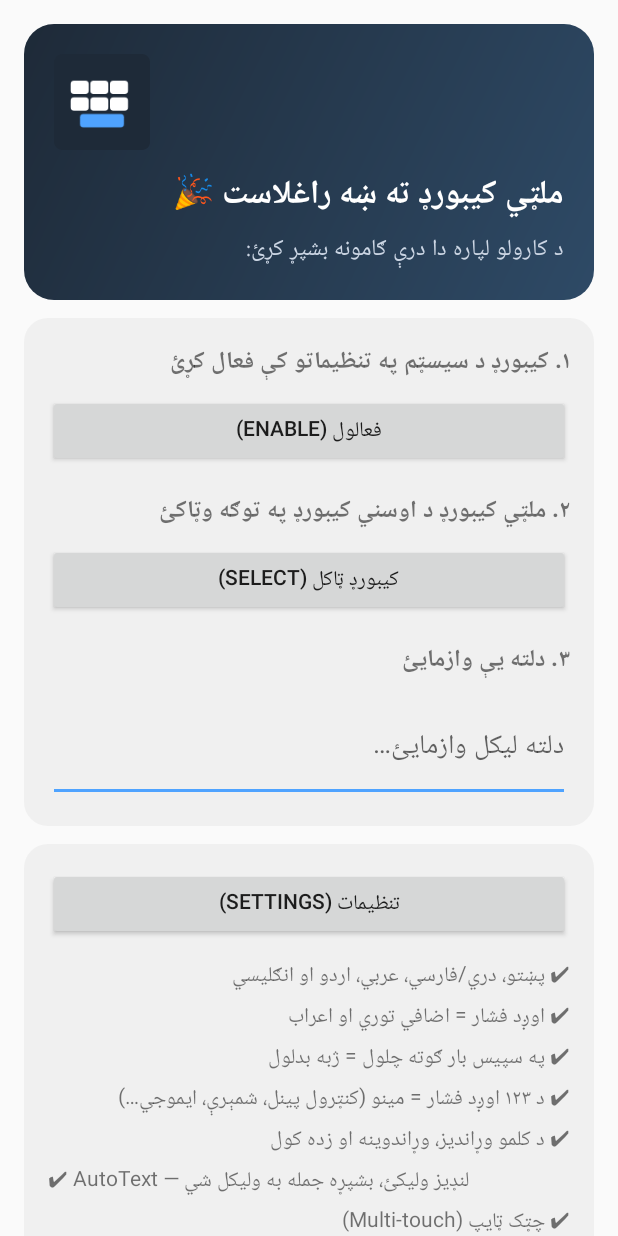
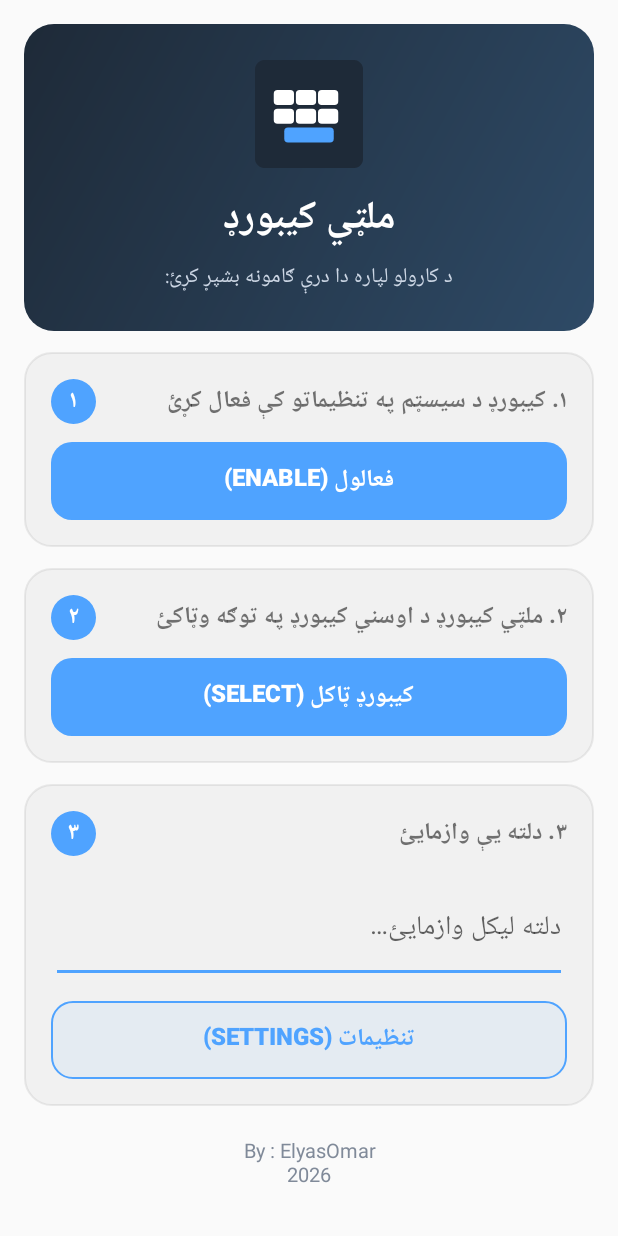
Before and after one commit to ElyasOmarcodes/My-first-App, an Android app: the screen it shows after launch (MainActivity), on a phone screen of 412 x 824 dp. Run offline under Robolectric (Android 15) with nearby library versions, the phone set to English and light mode, and no system bars.

Commit message:
feat: v1.5.0 — key height to 100, compact language list, arrow-row size, user-file defaults, styled home
- Key height seek bar now goes up to 100 (portrait) / 80 (landscape)
- Language menu is smaller and more compact (narrower cells, smaller
  text) so it no longer dominates the keyboard
- New seek bar for the arrow-row key height (50-150%), with per-row
  height support in the keyboard view
- Defaults now match the reference exported settings file: key height
  72, font scale 70, hint scale 96, bottom gap 43, sound on with the
  wood sound at volume 15 (range 5-100), languages ps/fa/ar/en
- Home screen restyled: numbered step chips, rounded filled/outline
  buttons with ripple, bordered cards, and a short 'By : ElyasOmar
  2026' footer instead of the feature list

Co-Authored-By: Claude Fable 5 <noreply@anthropic.com>
Claude-Session: https://claude.ai/code/session_01BPNu6pTSfhYEvxnEU7kfT7

```diff
--- a/app/build.gradle.kts
+++ b/app/build.gradle.kts
@@ -11,8 +11,8 @@ android {
     applicationId = "com.elyas.multiling"
     minSdk = 21
     targetSdk = 36
-    versionCode = 5
-    versionName = "1.4.0"
+    versionCode = 6
+    versionName = "1.5.0"
   }
 
   signingConfigs {
--- /dev/null
+++ b/app/src/main/res/drawable/bg_button.xml
@@ -0,0 +1,10 @@
+<?xml version="1.0" encoding="utf-8"?>
+<ripple xmlns:android="http://schemas.android.com/apk/res/android"
+    android:color="#33FFFFFF">
+    <item>
+        <shape android:shape="rectangle">
+            <solid android:color="#4FA3FF" />
+            <corners android:radius="14dp" />
+        </shape>
+    </item>
+</ripple>
--- /dev/null
+++ b/app/src/main/res/drawable/bg_button_outline.xml
@@ -0,0 +1,11 @@
+<?xml version="1.0" encoding="utf-8"?>
+<ripple xmlns:android="http://schemas.android.com/apk/res/android"
+    android:color="#334FA3FF">
+    <item>
+        <shape android:shape="rectangle">
+            <solid android:color="#144FA3FF" />
+            <stroke android:width="1.5dp" android:color="#4FA3FF" />
+            <corners android:radius="14dp" />
+        </shape>
+    </item>
+</ripple>
--- a/app/src/main/res/drawable/bg_card.xml
+++ b/app/src/main/res/drawable/bg_card.xml
@@ -1,5 +1,6 @@
 <?xml version="1.0" encoding="utf-8"?>
 <shape xmlns:android="http://schemas.android.com/apk/res/android" android:shape="rectangle">
-    <solid android:color="#14808080" />
-    <corners android:radius="16dp" />
+    <solid android:color="#12808080" />
+    <stroke android:width="1dp" android:color="#26808080" />
+    <corners android:radius="18dp" />
 </shape>
--- /dev/null
+++ b/app/src/main/res/drawable/bg_step.xml
@@ -0,0 +1,4 @@
+<?xml version="1.0" encoding="utf-8"?>
+<shape xmlns:android="http://schemas.android.com/apk/res/android" android:shape="oval">
+    <solid android:color="#4FA3FF" />
+</shape>
--- a/app/src/main/res/layout/activity_main.xml
+++ b/app/src/main/res/layout/activity_main.xml
@@ -10,113 +10,201 @@
         android:orientation="vertical"
         android:padding="16dp">
 
+        <!-- header -->
         <LinearLayout
             android:layout_width="match_parent"
             android:layout_height="wrap_content"
             android:orientation="vertical"
+            android:gravity="center"
             android:background="@drawable/bg_header"
-            android:padding="20dp">
+            android:padding="24dp">
 
             <ImageView
-                android:layout_width="64dp"
-                android:layout_height="64dp"
+                android:layout_width="72dp"
+                android:layout_height="72dp"
                 android:src="@mipmap/ic_launcher"
                 android:contentDescription="@string/app_name" />
 
             <TextView
-                android:layout_width="match_parent"
+                android:layout_width="wrap_content"
                 android:layout_height="wrap_content"
                 android:layout_marginTop="12dp"
-                android:text="@string/setup_title"
+                android:text="@string/app_name"
                 android:textColor="#FFFFFF"
-                android:textSize="22sp"
+                android:textSize="26sp"
                 android:textStyle="bold" />
 
             <TextView
-                android:layout_width="match_parent"
+                android:layout_width="wrap_content"
                 android:layout_height="wrap_content"
                 android:layout_marginTop="4dp"
                 android:text="@string/setup_desc"
                 android:textColor="#CCD6E4"
-                android:textSize="15sp" />
+                android:textSize="14sp" />
         </LinearLayout>
+
+        <!-- step 1 -->
+        <LinearLayout
+            android:layout_width="match_parent"
+            android:layout_height="wrap_content"
+            android:layout_marginTop="14dp"
+            android:orientation="vertical"
+            android:background="@drawable/bg_card"
+            android:padding="18dp">
 
             <LinearLayout
                 android:layout_width="match_parent"
                 android:layout_height="wrap_content"
-            android:layout_marginTop="12dp"
-            android:orientation="vertical"
-            android:background="@drawable/bg_card"
-            android:padding="16dp">
+                android:orientation="horizontal"
+                android:gravity="center_vertical">
 
                 <TextView
-                android:layout_width="match_parent"
+                    android:layout_width="30dp"
+                    android:layout_height="30dp"
+                    android:background="@drawable/bg_step"
+                    android:gravity="center"
+                    android:text="۱"
+                    android:textColor="#FFFFFF"
+                    android:textSize="16sp"
+                    android:textStyle="bold" />
+
+                <TextView
+                    android:layout_width="0dp"
                     android:layout_height="wrap_content"
+                    android:layout_weight="1"
+                    android:layout_marginStart="12dp"
                     android:text="@string/setup_step1"
                     android:textSize="16sp"
                     android:textStyle="bold" />
+            </LinearLayout>
 
             <Button
                 android:id="@+id/btnEnable"
                 android:layout_width="match_parent"
+                android:layout_height="52dp"
+                android:layout_marginTop="12dp"
+                android:background="@drawable/bg_button"
+                android:text="@string/btn_enable"
+                android:textColor="#FFFFFF"
+                android:textSize="16sp"
+                android:textStyle="bold"
+                android:stateListAnimator="@null" />
+        </LinearLayout>
+
+        <!-- step 2 -->
+        <LinearLayout
+            android:layout_width="match_parent"
             android:layout_height="wrap_content"
-                android:layout_marginTop="8dp"
-                android:text="@string/btn_enable" />
+            android:layout_marginTop="14dp"
+            android:orientation="vertical"
+            android:background="@drawable/bg_card"
+            android:padding="18dp">
+
+            <LinearLayout
+                android:layout_width="match_parent"
+                android:layout_height="wrap_content"
+                android:orientation="horizontal"
+                android:gravity="center_vertical">
 
                 <TextView
-                android:layout_width="match_parent"
+                    android:layout_width="30dp"
+                    android:layout_height="30dp"
+                    android:background="@drawable/bg_step"
+                    android:gravity="center"
+                    android:text="۲"
+                    android:textColor="#FFFFFF"
+                    android:textSize="16sp"
+                    android:textStyle="bold" />
+
+                <TextView
+                    android:layout_width="0dp"
                     android:layout_height="wrap_content"
-                android:layout_marginTop="16dp"
+                    android:layout_weight="1"
+                    android:layout_marginStart="12dp"
                     android:text="@string/setup_step2"
                     android:textSize="16sp"
                     android:textStyle="bold" />
+            </LinearLayout>
 
             <Button
                 android:id="@+id/btnPick"
                 android:layout_width="match_parent"
+                android:layout_height="52dp"
+                android:layout_marginTop="12dp"
+                android:background="@drawable/bg_button"
+                android:text="@string/btn_pick"
+                android:textColor="#FFFFFF"
+                android:textSize="16sp"
+                android:textStyle="bold"
+                android:stateListAnimator="@null" />
+        </LinearLayout>
+
+        <!-- step 3 -->
+        <LinearLayout
+            android:layout_width="match_parent"
             android:layout_height="wrap_content"
-                android:layout_marginTop="8dp"
-                android:text="@string/btn_pick" />
+            android:layout_marginTop="14dp"
+            android:orientation="vertical"
+            android:background="@drawable/bg_card"
+            android:padding="18dp">
+
+            <LinearLayout
+                android:layout_width="match_parent"
+                android:layout_height="wrap_content"
+                android:orientation="horizontal"
+                android:gravity="center_vertical">
 
                 <TextView
-                android:layout_width="match_parent"
+                    android:layout_width="30dp"
+                    android:layout_height="30dp"
+                    android:background="@drawable/bg_step"
+                    android:gravity="center"
+                    android:text="۳"
+                    android:textColor="#FFFFFF"
+                    android:textSize="16sp"
+                    android:textStyle="bold" />
+
+                <TextView
+                    android:layout_width="0dp"
                     android:layout_height="wrap_content"
-                android:layout_marginTop="16dp"
+                    android:layout_weight="1"
+                    android:layout_marginStart="12dp"
                     android:text="@string/setup_step3"
                     android:textSize="16sp"
                     android:textStyle="bold" />
+            </LinearLayout>
 
             <EditText
                 android:id="@+id/testField"
                 android:layout_width="match_parent"
                 android:layout_height="wrap_content"
-                android:layout_marginTop="8dp"
+                android:layout_marginTop="12dp"
                 android:hint="@string/test_hint"
                 android:inputType="textMultiLine"
                 android:minLines="2" />
-        </LinearLayout>
-
-        <LinearLayout
-            android:layout_width="match_parent"
-            android:layout_height="wrap_content"
-            android:layout_marginTop="12dp"
-            android:orientation="vertical"
-            android:background="@drawable/bg_card"
-            android:padding="16dp">
 
             <Button
                 android:id="@+id/btnSettings"
                 android:layout_width="match_parent"
-                android:layout_height="wrap_content"
-                android:text="@string/btn_settings" />
+                android:layout_height="52dp"
+                android:layout_marginTop="12dp"
+                android:background="@drawable/bg_button_outline"
+                android:text="@string/btn_settings"
+                android:textColor="#4FA3FF"
+                android:textSize="16sp"
+                android:textStyle="bold"
+                android:stateListAnimator="@null" />
+        </LinearLayout>
 
+        <!-- footer credit -->
         <TextView
             android:layout_width="match_parent"
             android:layout_height="wrap_content"
-                android:layout_marginTop="12dp"
-                android:text="@string/setup_features"
-                android:lineSpacingExtra="4dp"
-                android:textSize="14sp" />
-        </LinearLayout>
+            android:layout_marginTop="20dp"
+            android:layout_marginBottom="8dp"
+            android:gravity="center"
+            android:text="@string/credit"
+            android:textColor="#808A99"
+            android:textSize="13sp" />
     </LinearLayout>
 </ScrollView>
--- a/app/src/main/res/values/strings.xml
+++ b/app/src/main/res/values/strings.xml
@@ -74,6 +74,7 @@
     <string name="pref_autotext_export">AutoText خوندي کول (Export)</string>
 
     <string name="pref_arrows">د تیرو کیلیو قطار (▲▼◀▶)</string>
+    <string name="pref_arrow_height">د تیرو قطار لوړوالی (٪)</string>
     <string name="pref_arrows_sum">د کیبورډ لاندې د کرسر د خوځولو کیلۍ</string>
 
     <string name="pref_vibrate">لړزول (Vibration)</string>
@@ -89,6 +90,7 @@
     <string name="pref_clear_learned_sum">ټولې زده شوې کلمې او وړاندوینې ړنګوي</string>
     <string name="clear_learned_q">ډاډه یاست؟ دا کار بېرته نه راګرځي.</string>
 
+    <string name="credit">By : ElyasOmar\n2026</string>
     <string name="clip_prefix">کاپي شوی:</string>
     <string name="word_saved">کلمه لغتنامې ته ثبت شوه ✔</string>
 
--- a/app/src/main/res/xml/prefs_control.xml
+++ b/app/src/main/res/xml/prefs_control.xml
@@ -2,4 +2,8 @@
 <PreferenceScreen xmlns:android="http://schemas.android.com/apk/res/android">
     <SwitchPreferenceCompat android:key="arrows" android:title="@string/pref_arrows"
         android:summary="@string/pref_arrows_sum" android:defaultValue="true" />
+    <SeekBarPreference xmlns:app="http://schemas.android.com/apk/res-auto"
+        android:key="arrow_height" android:title="@string/pref_arrow_height"
+        android:defaultValue="100" android:max="150" app:min="50"
+        app:showSeekBarValue="true" android:dependency="arrows" />
 </PreferenceScreen>
--- a/app/src/main/res/xml/prefs_feedback.xml
+++ b/app/src/main/res/xml/prefs_feedback.xml
@@ -7,12 +7,12 @@
         android:defaultValue="20" android:max="80" app:min="5" app:showSeekBarValue="true"
         android:dependency="vibrate" />
     <SwitchPreferenceCompat android:key="sound" android:title="@string/pref_sound"
-        android:defaultValue="false" />
+        android:defaultValue="true" />
     <ListPreference android:key="sound_type" android:title="@string/pref_sound_type"
         android:entries="@array/sound_type_names" android:entryValues="@array/sound_type_values"
-        android:defaultValue="pop" android:dependency="sound"
+        android:defaultValue="wood" android:dependency="sound"
         app:useSimpleSummaryProvider="true" />
     <SeekBarPreference android:key="sound_vol" android:title="@string/pref_sound_vol"
-        android:defaultValue="60" android:max="100" app:min="10" app:showSeekBarValue="true"
+        android:defaultValue="15" android:max="100" app:min="5" app:showSeekBarValue="true"
         android:dependency="sound" />
 </PreferenceScreen>
--- a/app/src/main/res/xml/prefs_langs.xml
+++ b/app/src/main/res/xml/prefs_langs.xml
@@ -6,7 +6,7 @@
         android:summary="@string/pref_languages_sum"
         android:entries="@array/lang_names"
         android:entryValues="@array/lang_codes"
-        android:defaultValue="@array/lang_codes" />
+        android:defaultValue="@array/lang_codes_default" />
     <SwitchPreferenceCompat
         android:key="space_swipe"
         android:title="@string/pref_space_swipe"
```
Also changed, not shown: app/src/main/assets/default_settings.txt (+9 -8 lines), app/src/main/java/com/elyas/multiling/KeyboardView.kt (+16 -6 lines), app/src/main/java/com/elyas/multiling/MultilingIME.kt (+11 -9 lines), app/src/main/java/com/elyas/multiling/SettingsActivity.kt (+4 -4 lines), app/src/main/res/values/arrays.xml (+7 -0 lines), app/src/main/res/xml/prefs_sizes.xml (+5 -5 lines). Lines whose indentation alone changed are shown as unchanged.
